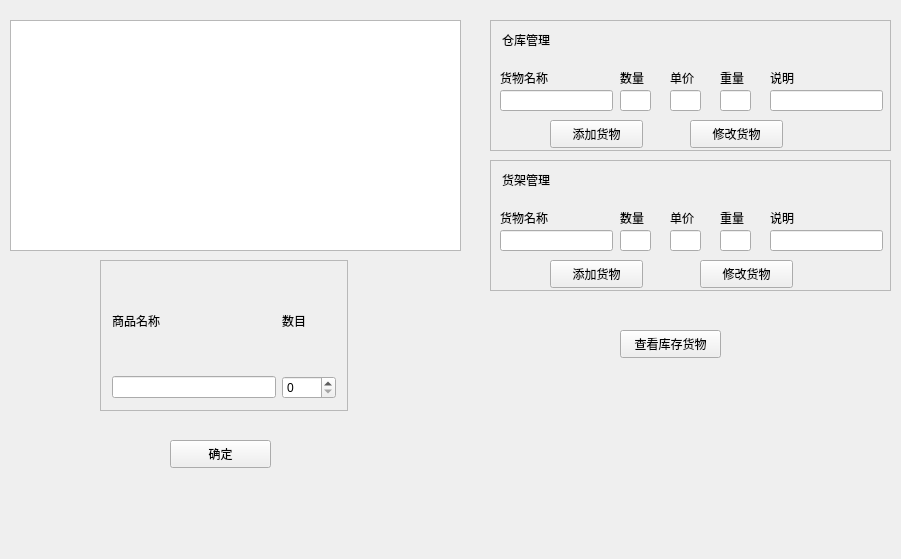
First picture: the form in CargoManagementSystem/mainwidget.ui, repository zhaomangang/CargoManagementSystem, before the edit.
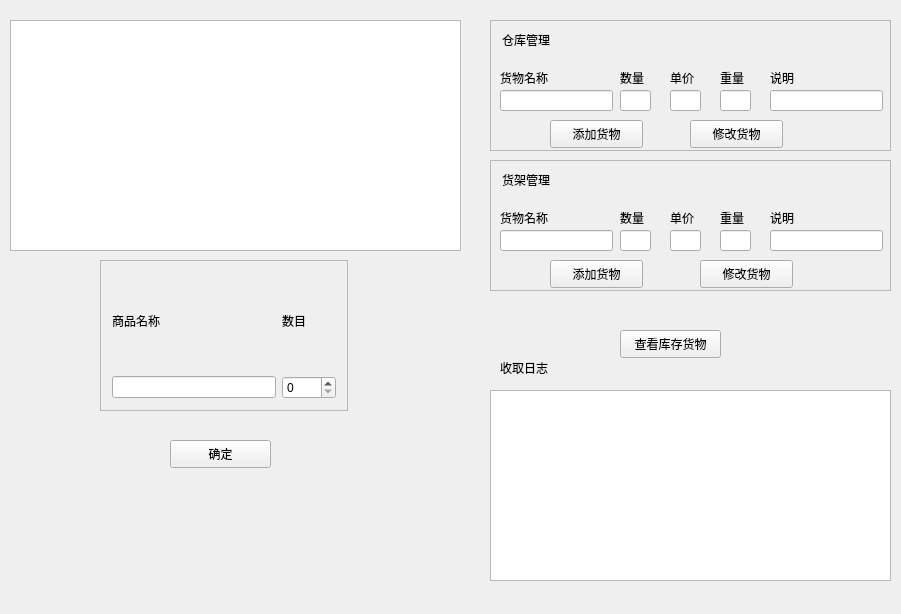
Second picture: the form after the edit.

```diff
--- a/CargoManagementSystem/mainwidget.ui
+++ b/CargoManagementSystem/mainwidget.ui
@@ -7,7 +7,7 @@
     <x>0</x>
     <y>0</y>
     <width>901</width>
-    <height>559</height>
+    <height>614</height>
    </rect>
   </property>
   <property name="windowTitle">
@@ -457,6 +457,32 @@
     </widget>
    </widget>
   </widget>
+  <widget class="QTextEdit" name="display_logo">
+   <property name="geometry">
+    <rect>
+     <x>490</x>
+     <y>390</y>
+     <width>401</width>
+     <height>191</height>
+    </rect>
+   </property>
+   <property name="readOnly">
+    <bool>true</bool>
+   </property>
+  </widget>
+  <widget class="QLabel" name="label_4">
+   <property name="geometry">
+    <rect>
+     <x>500</x>
+     <y>360</y>
+     <width>61</width>
+     <height>16</height>
+    </rect>
+   </property>
+   <property name="text">
+    <string>收取日志</string>
+   </property>
+  </widget>
  </widget>
  <layoutdefault spacing="6" margin="11"/>
  <resources/>
```
